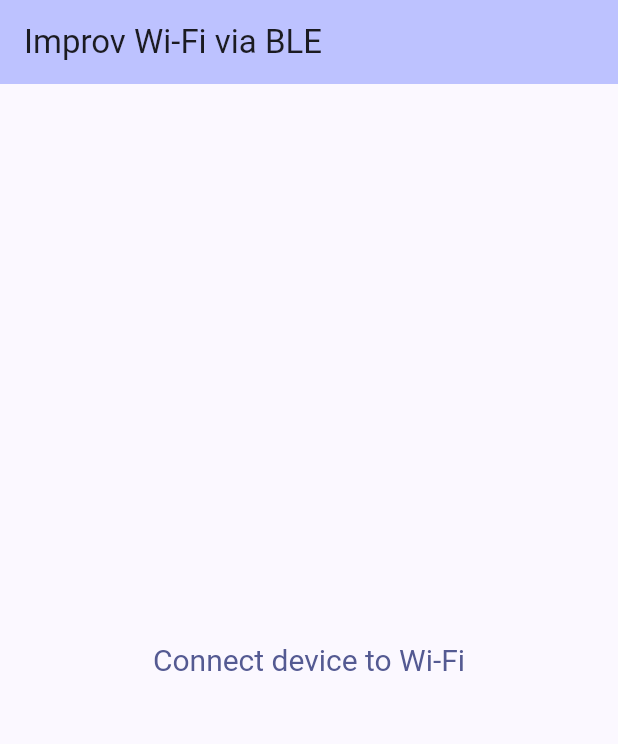
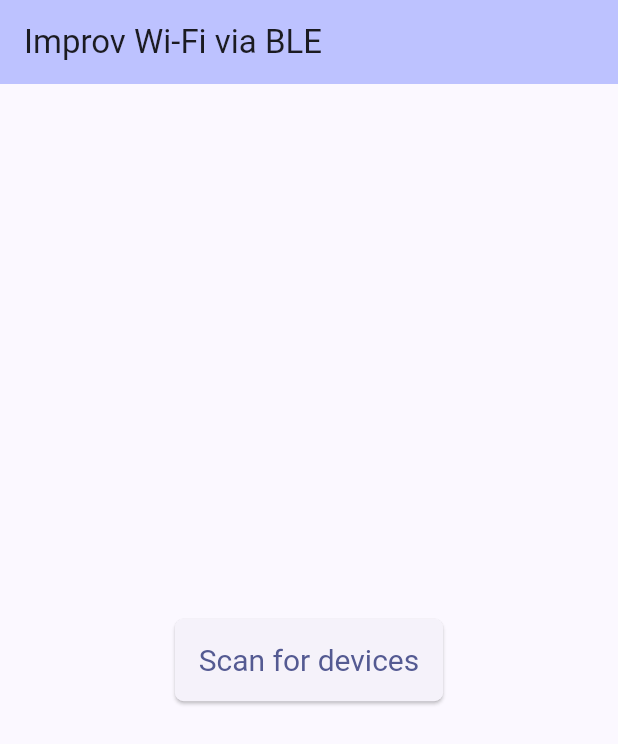
Before and after one commit to Staars/improv_wifi_ble, a Flutter app: the screen it shows after launch, on a phone screen of 412 x 824 dp. Shown: the top 744 px of the screen. Run offline on Flutter 3.47's test engine with Material 2 defaults, Android fonts, the phone set to English and light mode, and no system bars; our stand-ins replace flutter_blue_plus, flutter_svg, permission_handler.

Commit message:
UI changes

```diff
--- a/lib/main.dart
+++ b/lib/main.dart
@@ -75,7 +75,7 @@ class _ImprovHomePageState extends State<ImprovHomePage> {
         child: Column(
           mainAxisAlignment: MainAxisAlignment.center,
           children: <Widget>[
-            TextButton(
+            ElevatedButton(
               style: TextButton.styleFrom(
                 // backgroundColor: Color.fromARGB(255, 51, 19, 255),
                 // foregroundColor: Color.fromARGB(255, 240, 238, 255),
@@ -88,7 +88,7 @@ class _ImprovHomePageState extends State<ImprovHomePage> {
               onPressed: () {
                 _navigateToNextScreen(context);
               },
-              child: const Text('Connect device to Wi-Fi'),
+              child: const Text('Scan for devices'),
             ),
           ],
         ),
@@ -123,7 +123,7 @@ class BluetoothOffScreen extends StatelessWidget {
                   ?.copyWith(color: Colors.white),
             ),
             ElevatedButton(
-              child: const Text('TURN ON'),
+              child: const Text('Turn on'),
               onPressed: Platform.isAndroid
                   ? () => FlutterBluePlus.instance.turnOn()
                   : null,
--- a/lib/scan.dart
+++ b/lib/scan.dart
@@ -16,6 +16,7 @@ class ScannerScreen extends StatelessWidget {
 
     return Scaffold(
       appBar: AppBar(
+        backgroundColor: Theme.of(context).colorScheme.inversePrimary,
         title: const Text('Scan for Improv Devices'),
         actions: [
           ElevatedButton(
@@ -112,6 +113,7 @@ class DeviceScreen extends StatelessWidget {
   Widget build(BuildContext context) {
     return Scaffold(
       appBar: AppBar(
+        backgroundColor: Theme.of(context).colorScheme.inversePrimary,
         title: Text(device.name),
         actions: <Widget>[
           StreamBuilder<BluetoothDeviceState>(
@@ -127,7 +129,7 @@ class DeviceScreen extends StatelessWidget {
                   break;
                 case BluetoothDeviceState.disconnected:
                   onPressed = () => device.connect();
-                  text = 'CONNECT';
+                  text = 'Connect to Wifi';
                   break;
                 default:
                   onPressed = null;
```
